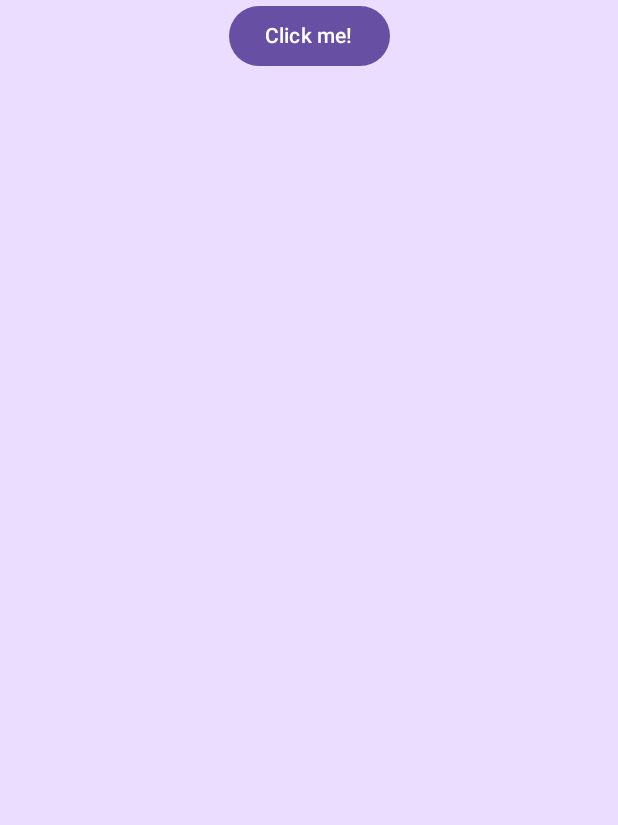
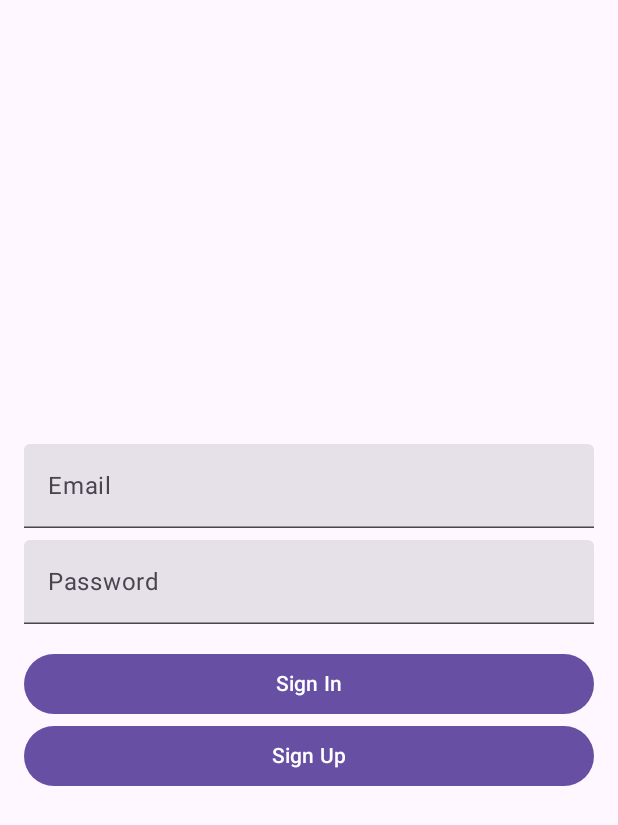
Before and after one commit to ajrnesto/meal-manager, an Android app built with Jetpack Compose: the @Preview function App, on a phone screen of 412 x 824 dp. Shown: the top 825 px of the screen. Run offline under Robolectric (Android 15) with nearby library versions, the phone set to English and light mode, and no system bars; our stand-ins replace Compose Multiplatform resources; libraries missing offline, so code that uses them is left out: mealmanager.composeapp.generated; 2 statements that could not run were skipped.

Commit message:
feat: Implement basic login screen
- Replace the initial counter screen with the main `App` composable.
- Introduce a `Scaffold` as the root layout in `App`.
- Create a `LoginScreen` composable with email and password fields.
- Add "Sign In" and "Sign Up" buttons.
- Display different UI states (loading, success, error) based on the `AuthViewModel`.

```diff
--- a/composeApp/src/androidMain/kotlin/com/example/mealmanager/App.kt
+++ b/composeApp/src/androidMain/kotlin/com/example/mealmanager/App.kt
@@ -3,16 +3,20 @@ package com.example.mealmanager
 import androidx.compose.animation.AnimatedVisibility
 import androidx.compose.foundation.Image
 import androidx.compose.foundation.background
+import androidx.compose.foundation.layout.Box
 import androidx.compose.foundation.layout.Column
 import androidx.compose.foundation.layout.fillMaxSize
 import androidx.compose.foundation.layout.fillMaxWidth
+import androidx.compose.foundation.layout.padding
 import androidx.compose.foundation.layout.safeContentPadding
 import androidx.compose.material3.Button
 import androidx.compose.material3.MaterialTheme
+import androidx.compose.material3.Scaffold
 import androidx.compose.material3.Text
 import androidx.compose.runtime.*
 import androidx.compose.ui.Alignment
 import androidx.compose.ui.Modifier
+import com.example.mealmanager.screens.LoginScreen
 import org.jetbrains.compose.resources.painterResource
 import org.jetbrains.compose.ui.tooling.preview.Preview
 
@@ -23,26 +27,12 @@ import mealmanager.composeapp.generated.resources.compose_multiplatform
 @Preview
 fun App() {
     MaterialTheme {
-        var showContent by remember { mutableStateOf(false) }
-        Column(
-            modifier = Modifier
-                .background(MaterialTheme.colorScheme.primaryContainer)
-                .safeContentPadding()
-                .fillMaxSize(),
-            horizontalAlignment = Alignment.CenterHorizontally,
-        ) {
-            Button(onClick = { showContent = !showContent }) {
-                Text("Click me!")
-            }
-            AnimatedVisibility(showContent) {
-                val greeting = remember { Greeting().greet() }
-                Column(
-                    modifier = Modifier.fillMaxWidth(),
-                    horizontalAlignment = Alignment.CenterHorizontally,
-                ) {
-                    Image(painterResource(Res.drawable.compose_multiplatform), null)
-                    Text("Compose: $greeting")
-                }
+        Scaffold { innerPadding ->
+            Box(
+                modifier = Modifier
+                    .padding(innerPadding)
+            ) {
+                LoginScreen()
             }
         }
     }
--- a/composeApp/src/androidMain/kotlin/com/example/mealmanager/MainActivity.kt
+++ b/composeApp/src/androidMain/kotlin/com/example/mealmanager/MainActivity.kt
@@ -16,7 +16,7 @@ class MainActivity : ComponentActivity() {
 
         setContent {
             MaterialTheme {
-                CounterScreen()
+                App()
             }
         }
     }
--- a/composeApp/src/androidMain/kotlin/com/example/mealmanager/screens/LoginScreen.kt
+++ b/composeApp/src/androidMain/kotlin/com/example/mealmanager/screens/LoginScreen.kt
@@ -2,20 +2,94 @@ package com.example.mealmanager.screens
 
 import androidx.compose.foundation.layout.Arrangement
 import androidx.compose.foundation.layout.Column
+import androidx.compose.foundation.layout.Spacer
 import androidx.compose.foundation.layout.fillMaxSize
+import androidx.compose.foundation.layout.fillMaxWidth
+import androidx.compose.foundation.layout.height
+import androidx.compose.foundation.layout.padding
+import androidx.compose.material3.Button
+import androidx.compose.material3.CircularProgressIndicator
+import androidx.compose.material3.MaterialTheme
 import androidx.compose.material3.OutlinedTextField
+import androidx.compose.material3.Text
+import androidx.compose.material3.TextField
 import androidx.compose.runtime.Composable
+import androidx.compose.runtime.collectAsState
+import androidx.compose.runtime.getValue
+import androidx.compose.runtime.mutableStateOf
+import androidx.compose.runtime.remember
+import androidx.compose.runtime.setValue
 import androidx.compose.ui.Alignment
 import androidx.compose.ui.Modifier
+import androidx.compose.ui.text.input.PasswordVisualTransformation
+import androidx.compose.ui.unit.dp
+import androidx.lifecycle.viewmodel.compose.viewModel
+import com.example.mealmanager.viewmodels.AuthState
+import com.example.mealmanager.viewmodels.AuthViewModel
 
 @Composable
-fun LoginScreen() {
+fun LoginScreen(viewModel: AuthViewModel = viewModel()) {
+    var email by remember { mutableStateOf("") }
+    var password by remember { mutableStateOf("") }
+    val authState by viewModel.authState.collectAsState()
+
     Column(
         modifier = Modifier
-            .fillMaxSize(),
-        horizontalAlignment = Alignment.CenterHorizontally,
+            .fillMaxSize()
+            .padding(16.dp),
         verticalArrangement = Arrangement.Center
     ) {
+        TextField(
+            value = email,
+            onValueChange = { email = it },
+            label = { Text("Email") },
+            modifier = Modifier.fillMaxWidth()
+        )
 
+        Spacer(modifier = Modifier.height(8.dp))
+
+        TextField(
+            value = password,
+            onValueChange = { password = it },
+            label = { Text("Password") },
+            visualTransformation = PasswordVisualTransformation(),
+            modifier = Modifier.fillMaxWidth()
+        )
+
+        Spacer(modifier = Modifier.height(16.dp))
+
+        when (authState) {
+            is AuthState.SignInSuccess -> {
+                Text("Login successful!")
+                // Navigate to main screen
+            }
+            is AuthState.SignUpSuccess -> {
+                if ((authState as AuthState.SignUpSuccess).needsConfirmation) {
+                    Text("Check your email to confirm your account")
+                } else {
+                    Text("Sign up successful!")
+                    // Navigate to main screen
+                }
+            }
+            is AuthState.Error -> {
+                Text((authState as AuthState.Error).message, color = MaterialTheme.colorScheme.error)
+            }
+            is AuthState.Loading -> CircularProgressIndicator()
+            else -> {}
+        }
+
+        Button(
+            onClick = { viewModel.signIn(email, password) },
+            modifier = Modifier.fillMaxWidth()
+        ) {
+            Text("Sign In")
+        }
+
+        Button(
+            onClick = { viewModel.signUp(email, password) },
+            modifier = Modifier.fillMaxWidth()
+        ) {
+            Text("Sign Up")
+        }
     }
 }
```
